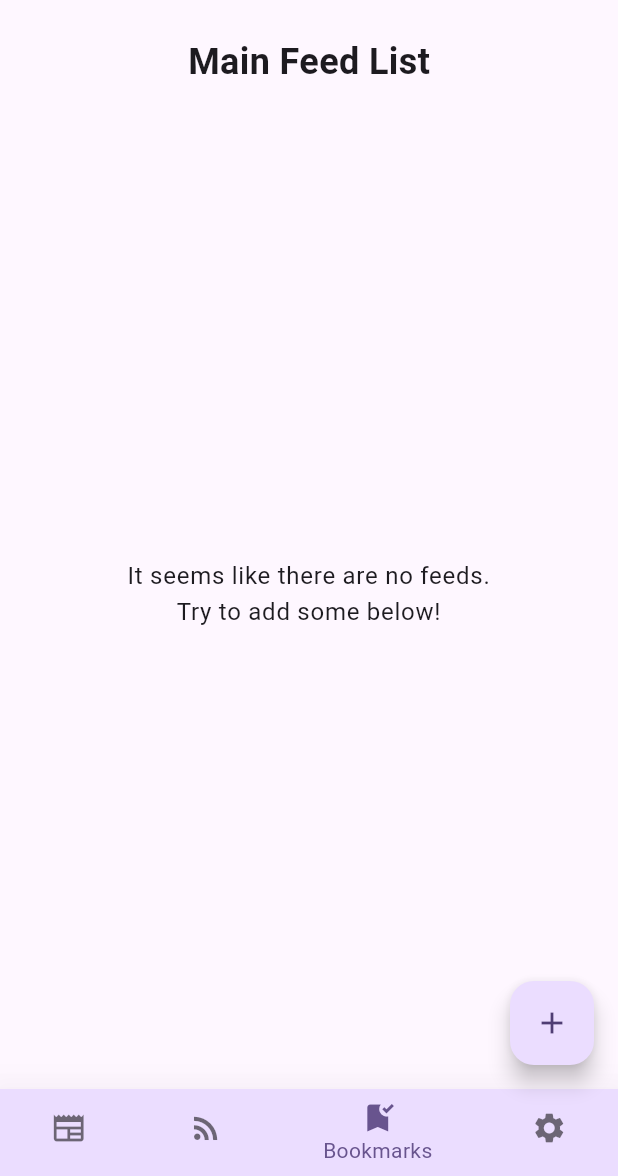
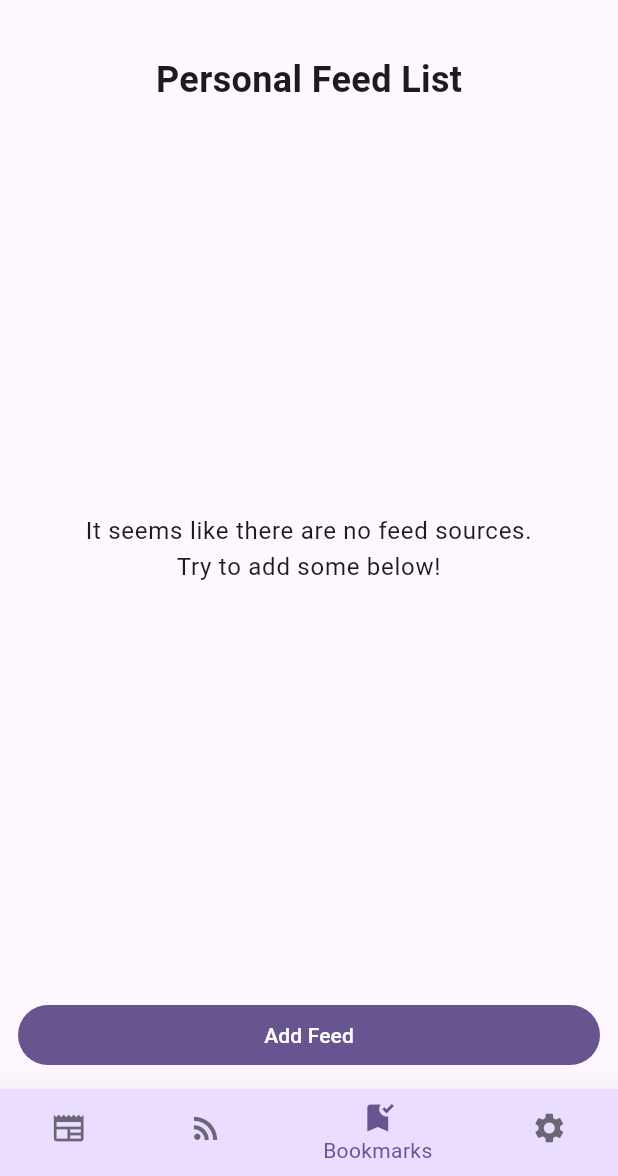
Before and after one commit to adams1mon/flutter_readerss, a Flutter app: the SettingsPage screen opened directly, item 3 of the bottom bar chosen, on a phone screen of 412 x 824 dp, the part 60-1236 px from its top. Run offline on Flutter 3.47's test engine with Material 2 defaults, Android fonts, the phone set to English and light mode, and no system bars; missing offline and left inert: webfeed.

Commit message:
some cleanup

```diff
--- /dev/null
+++ b/lib/components/help_text.dart
@@ -0,0 +1,25 @@
+import 'package:flutter/material.dart';
+import 'package:flutter_readrss/styles/styles.dart';
+
+class HelpText extends StatelessWidget {
+  const HelpText({
+    super.key,
+    required this.text,
+  });
+
+  final String text;
+
+  @override
+  Widget build(BuildContext context) {
+    return Center(
+      child: SizedBox(
+        width: 300,
+        child: Text(
+          text,
+          style: textTheme(context).bodyLarge,
+          textAlign: TextAlign.center,
+        ),
+      ),
+    );
+  }
+}
--- a/lib/pages/container_page.dart
+++ b/lib/pages/container_page.dart
@@ -44,6 +44,7 @@ class ContainerPage extends StatelessWidget {
               title: ScreenPage.bookmarks.title,
               feedItemsStream: bookmarksBloc.itemsStream,
               bookmarksBloc: bookmarksBloc,
+              noItemsText: "Your bookmarked feed items will appear here.",
             ),
             SettingsPage(
               mainFeedBloc: mainFeedBloc,
--- a/lib/pages/settings_page.dart
+++ b/lib/pages/settings_page.dart
@@ -4,6 +4,7 @@ import 'package:flutter/material.dart';
 import 'package:flutter_readrss/bloc/feed_bloc.dart';
 import 'package:flutter_readrss/components/app_bar.dart';
 import 'package:flutter_readrss/components/avatars.dart';
+import 'package:flutter_readrss/components/help_text.dart';
 import 'package:flutter_readrss/const/screen_page.dart';
 import 'package:flutter_readrss/model/feed_item.dart';
 import 'package:flutter_readrss/model/feed_source.dart';
@@ -25,6 +26,21 @@ class SettingsPage extends StatelessWidget {
   final FeedSourcesBloc mainFeedBloc;
   final FeedSourcesBloc personalFeedBloc;
 
+  void launchAddFeedDialog(BuildContext context, FeedSourcesBloc feedBloc) {
+    showDialog(
+      context: context,
+      builder: (BuildContext context) {
+        return Center(
+          child: SingleChildScrollView(
+            child: AddFeedSourceDialog(
+              feedBloc: feedBloc,
+            ),
+          ),
+        );
+      },
+    );
+  }
+
   @override
   Widget build(BuildContext context) {
     final navbarNotifier = Provider.of<ReadrssBottomNavbarNotifier>(context);
@@ -42,32 +58,80 @@ class SettingsPage extends StatelessWidget {
       // TODO: implement managing the personal feed as well
       body: Center(
         child: Column(
-          children: <Widget>[
-            const FeedSourceListTitle(title: 'Main Feed List'),
+          children: [
+            // Expanded(
+            //   flex: 1,
+            //   child: FeedSourcesContainer(
+            //     listTitle: "Main Feed List",
+            //     feedBloc: mainFeedBloc,
+            //     launchAddFeedDialog: () =>
+            //         launchAddFeedDialog(context, mainFeedBloc),
+            //   ),
+            // ),
             Expanded(
-              child: FeedSourceList(
-                feedBloc: mainFeedBloc,
+              flex: 1,
+              child: FeedSourcesContainer(
+                listTitle: "Personal Feed List",
+                feedBloc: personalFeedBloc,
+                launchAddFeedDialog: () =>
+                    launchAddFeedDialog(context, personalFeedBloc),
               ),
             ),
           ],
         ),
       ),
-      floatingActionButton: FloatingActionButton(
-        onPressed: () {
-          showDialog(
-            context: context,
-            builder: (BuildContext context) {
-              return Center(
-                child: SingleChildScrollView(
-                  child: AddFeedSourceDialog(
-                    feedBloc: mainFeedBloc,
-                  ),
+      // floatingActionButton: FloatingActionButton(
+      //   onPressed: () {
+      //   },
+      //   child: const Icon(Icons.add),
+      // ),
+    );
+  }
+}
+
+class FeedSourcesContainer extends StatelessWidget {
+  const FeedSourcesContainer({
+    super.key,
+    required this.listTitle,
+    required this.feedBloc,
+    required this.launchAddFeedDialog,
+  });
+
+  final String listTitle;
+  final FeedSourcesBloc feedBloc;
+  final void Function() launchAddFeedDialog;
+
+  @override
+  Widget build(BuildContext context) {
+    return Padding(
+      padding: const EdgeInsets.all(12.0),
+      child: Column(
+        mainAxisAlignment: MainAxisAlignment.start,
+        children: <Widget>[
+          FeedSourceListTitle(
+            title: listTitle,
+          ),
+          Expanded(
+            flex: 1,
+            child: FeedSourceList(
+              feedBloc: feedBloc,
+            ),
+          ),
+          Padding(
+            padding: const EdgeInsets.only(top: 12.0),
+            child: SizedBox(
+              width: double.infinity,
+              child: TextButton(
+                onPressed: launchAddFeedDialog,
+                style: TextButton.styleFrom(
+                  backgroundColor: colors(context).primary,
+                  foregroundColor: colors(context).onPrimary,
                 ),
-              );
-            },
-          );
-        },
-        child: const Icon(Icons.add),
+                child: const Text("Add Feed"),
+              ),
+            ),
+          )
+        ],
       ),
     );
   }
@@ -172,8 +236,7 @@ class _AddFeedSourceDialogState extends State<AddFeedSourceDialog> {
               image: feedImage,
               enabled: true,
               ttl: feed.ttl,
-              feedItems: feedItems
-          );
+              feedItems: feedItems);
 
           log('adding feed source');
 
@@ -264,9 +327,15 @@ class FeedSourceListTitle extends StatelessWidget {
 }
 
 class FeedSourceList extends StatelessWidget {
-  const FeedSourceList({super.key, required this.feedBloc});
+  const FeedSourceList({
+    super.key,
+    required this.feedBloc,
+    this.noItemsText =
+        "It seems like there are no feed sources.\nTry to add some below!",
+  });
 
   final FeedSourcesBloc feedBloc;
+  final String noItemsText;
 
   void removeSource(FeedSource source) {
     feedBloc.delete(source);
@@ -278,7 +347,6 @@ class FeedSourceList extends StatelessWidget {
 
   @override
   Widget build(BuildContext context) {
-
     return StreamBuilder<FeedSourcesEvent>(
       stream: feedBloc.sourcesStream,
       builder: (context, snapshot) {
@@ -286,13 +354,7 @@ class FeedSourceList extends StatelessWidget {
           log("error when consuming from stream, ${snapshot.error}");
           return const Text("An unknown error occurred.");
         } else if (!snapshot.hasData || snapshot.data!.feedSources.isEmpty) {
-          return Center(
-            child: Text(
-              "It seems like there are no feeds.\nTry to add some below!",
-              style: textTheme(context).bodyLarge,
-              textAlign: TextAlign.center,
-            ),
-          );
+          return HelpText(text: noItemsText);
         } else {
           final sources = snapshot.data!.feedSources;
 
@@ -347,8 +409,8 @@ class FeedSourceListTile extends StatelessWidget {
                     context: context,
                     builder: (context) => AlertDialog(
                       title: const Text("Delete feed source"),
-                      content: Text(
-                          "Are you sure to delete ${feedSource.title}?"),
+                      content:
+                          Text("Are you sure to delete ${feedSource.title}?"),
                       actions: <Widget>[
                         TextButton(
                           child: const Text('Cancel'),
```
Also changed, not shown: lib/bloc/feed_bloc.dart (+8 -127 lines), lib/pages/feed_page.dart (+8 -15 lines), lib/viewmodels/feed_source_notifier.dart (deleted, +0 -24 lines).
